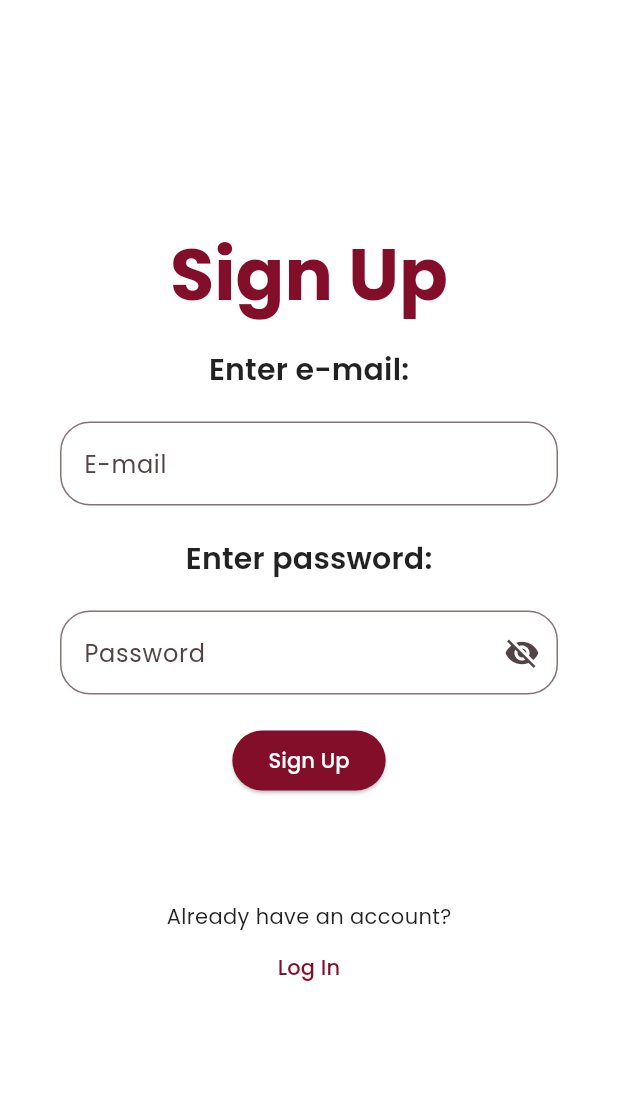
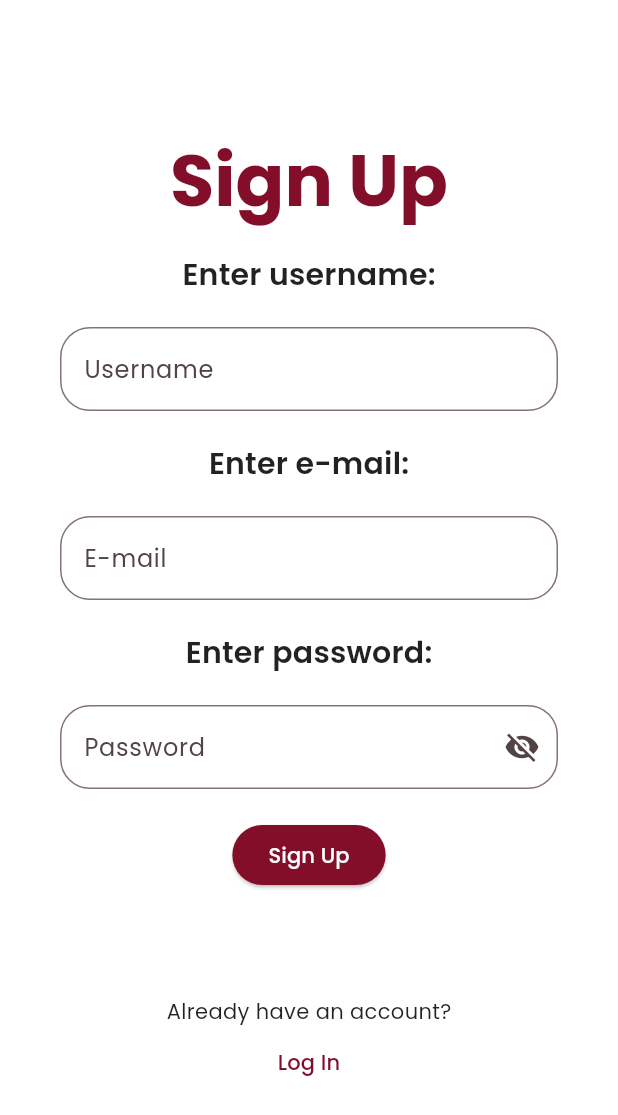
Before and after one commit to censop/back_to_us, a Flutter app: the SignUpScreen screen opened by its route, after a tap on "Sign Up", after a tap on "Log In", after a tap on "Join Back to Us", on a phone screen of 412 x 824 dp. Shown: the top 1115 px of the screen. Run offline on Flutter 3.47's test engine with Material 3 defaults, Android fonts, the phone set to English and light mode, and no system bars; our stand-ins replace cloud_firestore, firebase_auth, firebase_core; accounts and stored records are empty.

Commit message:
username added and data is added to firestore database

```diff
--- a/lib/screens/Authentication/log_in_screen.dart
+++ b/lib/screens/Authentication/log_in_screen.dart
@@ -42,7 +42,7 @@ class _LogInScreenState extends State<LogInScreen> {
         email: email,
         password: password
       );
-      print(userCreds);
+      print(userCreds.user);
 
       Navigator.of(context).pushNamedAndRemoveUntil(
         Routes.home,
@@ -88,10 +88,12 @@ class _LogInScreenState extends State<LogInScreen> {
   @override
   Widget build(BuildContext context) {
     return Scaffold(
-      body:Form(
+      body:SafeArea(
+        child: Center(
+          child: SingleChildScrollView(
+            child: Form(
               key: _formKey,
               child: Column(
-          mainAxisAlignment: MainAxisAlignment.center,
                 children: [
                   Text(
                     "Log In",
@@ -109,7 +111,6 @@ class _LogInScreenState extends State<LogInScreen> {
                     title: "E-mail",
                     validator: validateEmail,
                     errorText: emailError,
-
                   ),
                   Padding(
                     padding: EdgeInsets.all(20),
@@ -170,6 +171,9 @@ class _LogInScreenState extends State<LogInScreen> {
                 ],
               ),
             ),
+          ),
+        ),
+      ),
     );
   }
 
--- a/lib/screens/Authentication/sign_up_screen.dart
+++ b/lib/screens/Authentication/sign_up_screen.dart
@@ -4,6 +4,7 @@ import 'package:back_to_us/routes.dart';
 import 'package:back_to_us/widgets/custom_text_form_field.dart';
 import 'package:flutter/material.dart';
 import 'package:firebase_auth/firebase_auth.dart';
+import 'package:cloud_firestore/cloud_firestore.dart';
 
 
 class SignUpScreen extends StatefulWidget {
@@ -15,35 +16,51 @@ class SignUpScreen extends StatefulWidget {
 
 class SignUpScreenState extends State<SignUpScreen> {
 
+  CollectionReference users = FirebaseFirestore.instance.collection("users");
+
   final GlobalKey<FormState> _formKey = GlobalKey<FormState>();
 
   final _emailController = TextEditingController();
   final _passwordController = TextEditingController();
+  final _usernameController = TextEditingController();
   String? emailError;
   String? passwordError;
+  String? usernameError;
 
   @override
   void dispose() {
     _emailController.dispose();
     _passwordController.dispose();
+    _usernameController.dispose();
     super.dispose();
   }
 
 
   //signs up users when sign up button is pressed:
-  Future<void> _signUp({required email, required password}) async {
+  Future<void> _signUp({required email, required password, required username}) async {
 
     if (email == null || password == null) {
       return;
     }
 
     try {
+      //authenticate user
       final userCreds = await FirebaseAuth.instance.createUserWithEmailAndPassword(
         email: email,
         password: password,
-        //TODO username ekle!!!!!
       );
-      print(userCreds);
+
+      await userCreds.user?.updateDisplayName(username);
+      await userCreds.user?.reload();
+
+
+      //upload user to data base
+      users.doc(userCreds.user!.uid).set({
+        "email": email,
+        "username": username,
+        "createdAt": DateTime.now(),
+        }
+      );
 
       Navigator.of(context).pushNamedAndRemoveUntil(
         Routes.home,
@@ -92,14 +109,29 @@ class SignUpScreenState extends State<SignUpScreen> {
   Widget build(BuildContext context) {
 
     return Scaffold(
-      body:Form(
+      body:SafeArea(
+        child: Center(
+          child: SingleChildScrollView(
+            child: Form(
               key: _formKey,
               child: Column(
-          mainAxisAlignment: MainAxisAlignment.center,
                 children: [
                   Text(
                     "Sign Up",
                     style: Theme.of(context).textTheme.displayMedium,
+                  ),
+                  Padding(
+                    padding: EdgeInsets.all(20),
+                    child: Text(
+                      "Enter username:",
+                      style: Theme.of(context).textTheme.titleMedium,
+                    ),
+                  ),
+                  CustomTextFormField(
+                    controller: _usernameController,
+                    title: "Username",
+                    validator: validateUsername,
+                    errorText: usernameError,
                   ),
                   Padding(
                     padding: EdgeInsets.all(20),
@@ -135,7 +167,7 @@ class SignUpScreenState extends State<SignUpScreen> {
                     ),
                     onPressed: () {
                       if (_formKey.currentState!.validate()){
-                  _signUp(email: _emailController.text, password: _passwordController.text);
+                        _signUp(email: _emailController.text, password: _passwordController.text, username: _usernameController.text);
                       }
                     },
                     child: Text(
@@ -167,6 +199,9 @@ class SignUpScreenState extends State<SignUpScreen> {
                 ],
               ),
             ),
+          ),
+        ),
+      ),
     );
   }
 
@@ -189,4 +224,13 @@ class SignUpScreenState extends State<SignUpScreen> {
     emailError = null;
     return emailError;
   }
+
+  String? validateUsername(value) {
+    if (value.length == 0) {
+      usernameError = "Enter a valid username.";
+      return usernameError;
     }
+    usernameError = null;
+    return usernameError;
+  }
+}
--- a/lib/screens/Authentication/welcome_screen.dart
+++ b/lib/screens/Authentication/welcome_screen.dart
@@ -27,11 +27,10 @@ class _WelcomeScreenState extends State<WelcomeScreen> {
 
   @override
   Widget build(BuildContext context) {
+
     return Scaffold(
       body: SafeArea(
-        child: Padding(
-          //TODO 20 100 20 100 uygun değil mediaquery kullanarak oranlarla bu değerleri yaz
-          padding: EdgeInsetsGeometry.fromLTRB(20, 100, 20, 100),
+        child: Center(
           child: Column(
             mainAxisAlignment: MainAxisAlignment.center,
             children: [
--- a/pubspec.yaml
+++ b/pubspec.yaml
@@ -37,6 +37,7 @@ dependencies:
   google_fonts: ^6.2.1
   firebase_core: ^3.15.2
   firebase_auth: ^5.7.0
+  cloud_firestore: ^5.6.12
 
 
 dev_dependencies:
```
Also changed, not shown: pubspec.lock, 3 other files. Lines whose indentation alone changed are shown as unchanged.
